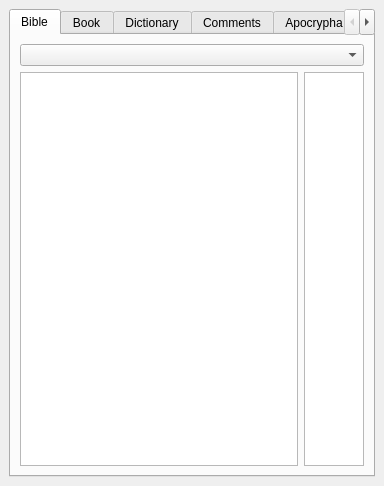
This is src/gui/panel/leftpanel/leftpanel.ui in axsapronov/QSopherim as Qt 5 draws it before an edit. The edited form follows.
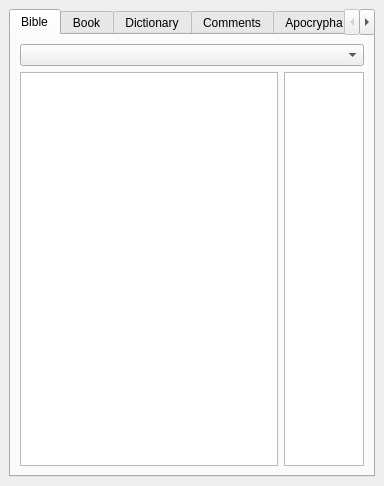
This is the edited form. The open tabs and pages were chosen to show the change.

```diff
--- a/src/gui/panel/leftpanel/leftpanel.ui
+++ b/src/gui/panel/leftpanel/leftpanel.ui
@@ -29,7 +29,7 @@
          <widget class="QTableView" name="tableChapter">
           <property name="maximumSize">
            <size>
-            <width>60</width>
+            <width>80</width>
             <height>16777215</height>
            </size>
           </property>
@@ -51,6 +51,9 @@
           <attribute name="horizontalHeaderVisible">
            <bool>false</bool>
           </attribute>
+          <attribute name="horizontalHeaderDefaultSectionSize">
+           <number>100</number>
+          </attribute>
           <attribute name="verticalHeaderVisible">
            <bool>false</bool>
           </attribute>
```
Left out of the diff: 6 changed lines with no effect on the pictures.
